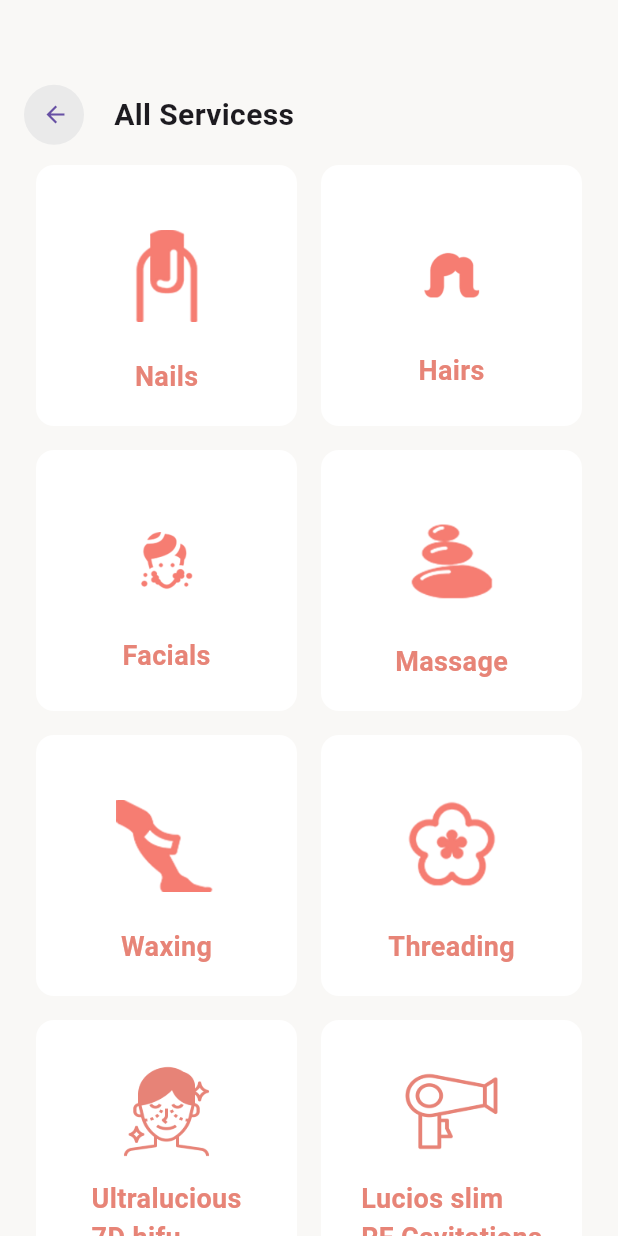
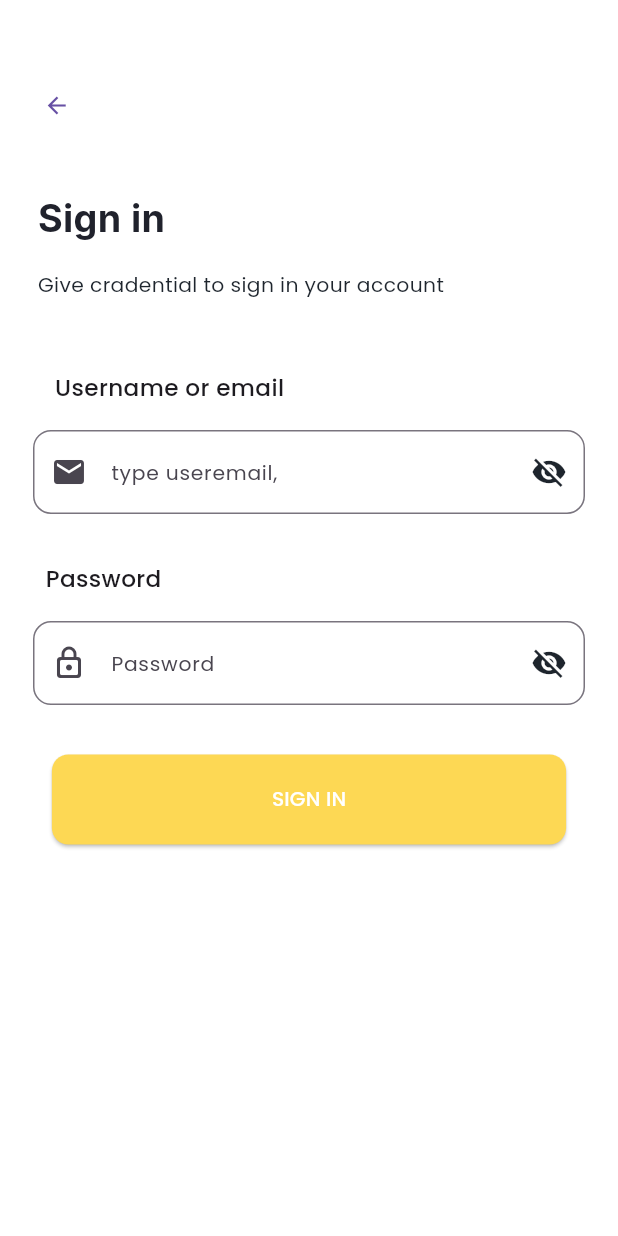
Before and after one commit to Shayanzahid227/LuciusBeautySalon-, a Flutter app: the screen it shows after launch, on a phone screen of 412 x 824 dp. Run offline on Flutter 3.47's test engine with Material 3 defaults, Android fonts, the phone set to English and light mode, and no system bars; our stand-ins replace flutter_screenutil, google_fonts.

Commit message:
shahab project

```diff
--- a/lib/main.dart
+++ b/lib/main.dart
@@ -1,7 +1,8 @@
 import 'package:figma_creation_task/ui/screens/figma03/all_servicess.dart';
-import 'package:figma_creation_task/ui/screens/figma03/home_screen.dart';
+import 'package:figma_creation_task/ui/screens/shahab/login_screen.dart';
 
 import 'package:flutter/material.dart';
+import 'package:flutter_screenutil/flutter_screenutil.dart';
 
 void main() {
   runApp(const MyApp());
@@ -13,9 +14,16 @@ class MyApp extends StatelessWidget {
   // This widget is the root of your application.
   @override
   Widget build(BuildContext context) {
-    return const MaterialApp(
-      home: all_servicess_0(),
+    return const ScreenUtilInit(
+      designSize: Size(393, 852),
+      minTextAdapt: true,
+      splitScreenMode: true,
+      child:
+          MaterialApp(debugShowCheckedModeBanner: false, home: Login_Screen()),
     );
+    // return const MaterialApp(
+    //   home:(),
+    // );
   }
 }
 
--- /dev/null
+++ b/lib/ui/custom_widgets/button.dart
@@ -0,0 +1,41 @@
+import 'package:figma_creation_task/main.dart';
+import 'package:flutter/material.dart';
+import 'package:flutter_screenutil/flutter_screenutil.dart';
+import 'package:google_fonts/google_fonts.dart';
+
+class categoryLoginButton extends StatelessWidget {
+  final VoidCallback onPressed;
+  final String text;
+
+  const categoryLoginButton({
+    Key? key,
+    required this.onPressed,
+    this.text = "SIGN IN", //change it according to your use
+  }) : super(key: key);
+
+  @override
+  Widget build(BuildContext context) {
+    return Container(
+      width: 327.w,
+      height: 56.h,
+      child: ElevatedButton(
+        onPressed: onPressed,
+        style: ElevatedButton.styleFrom(
+          shape: RoundedRectangleBorder(
+            borderRadius:
+                BorderRadius.circular(11), //  rounded corners of container
+          ),
+          // iconColor: Color(0xffFDD854), // Button color
+        ),
+        child: Text(
+          text,
+          style: GoogleFonts.poppins(
+            fontSize: 14.sp, // Set the font size
+            fontWeight: FontWeight.w500,
+            color: Colors.white, // Text color
+          ),
+        ),
+      ),
+    );
+  }
+}
--- a/lib/ui/screens/figma03/all_servicess.dart
+++ b/lib/ui/screens/figma03/all_servicess.dart
@@ -24,7 +24,7 @@ class _all_servicess_0State extends State<all_servicess_0> {
               Row(
                 children: [
                   CircleAvatar(
-                    backgroundColor: Color(0xfffeaeaea),
+                    backgroundColor: const Color(0xfffeaeaea),
                     child: TextButton(
                         onPressed: () {},
                         child: const Icon(Icons.arrow_back_sharp)),
@@ -145,7 +145,7 @@ class AllServicesscontainer extends StatelessWidget {
             style: const TextStyle(
               fontSize: 18,
               fontWeight: FontWeight.w600,
-              color: const Color(0xfffe78477),
+              color: Color(0xfffe78477),
             ),
           ),
         ],
--- /dev/null
+++ b/lib/ui/screens/shahab/login_screen.dart
@@ -0,0 +1,225 @@
+import 'package:figma_creation_task/core/constant/string.dart';
+import 'package:figma_creation_task/ui/custom_widgets/button.dart';
+import 'package:flutter/material.dart';
+import 'package:flutter_screenutil/flutter_screenutil.dart';
+import 'package:google_fonts/google_fonts.dart';
+
+class Login_Screen extends StatefulWidget {
+  const Login_Screen({super.key});
+
+  @override
+  State<Login_Screen> createState() => _Login_ScreenState();
+}
+
+class _Login_ScreenState extends State<Login_Screen> {
+  @override
+  Widget build(BuildContext context) {
+    double screenHeight = MediaQuery.of(context).size.height;
+    double screenWidth = MediaQuery.of(context).size.width;
+
+    return Scaffold(
+      backgroundColor: Colors.white,
+      body: SingleChildScrollView(
+          child: Column(
+        children: [
+          Padding(
+            padding: EdgeInsets.only(top: 48.h, left: 5.5.w),
+            child: Row(
+              children: [
+                TextButton(
+                    onPressed: () {},
+                    child: const Icon(
+                      Icons.arrow_back_sharp,
+                    )),
+              ],
+            ),
+          ),
+          SizedBox(
+            height: screenHeight * 0.04,
+          ),
+          Padding(
+            padding: EdgeInsets.only(left: 24.0.w),
+            child: Row(
+              children: [
+                Text(
+                  "Sign in ",
+                  style: GoogleFonts.inter(
+                      fontSize: 26.sp,
+                      fontWeight: FontWeight.w700,
+                      color: Color(0xff20222C)),
+                ),
+              ],
+            ),
+          ),
+          Padding(
+            padding: EdgeInsets.only(left: 24.w, top: 18.h),
+            child: Row(
+              children: [
+                Text(
+                  "Give cradential to sign in your account  ",
+                  style: GoogleFonts.poppins(
+                      fontSize: 14.sp,
+                      fontWeight: FontWeight.w400,
+                      color: Color(0xff1e252d)),
+                ),
+              ],
+            ),
+          ),
+          Padding(
+            padding: EdgeInsets.only(left: 24.0, top: 50.h),
+            child: Row(
+              children: [
+                Padding(
+                  padding: EdgeInsets.only(left: 12.0.w),
+                  child: Text(
+                    "Username or email  ",
+                    style: GoogleFonts.poppins(
+                        fontWeight: FontWeight.w500, fontSize: 16.sp),
+                  ),
+                ),
+              ],
+            ),
+          ),
+          SizedBox(
+            height: screenHeight * 0.02,
+          ),
+          const CustomTextField(
+            prefixIcon: Icon(Icons.email),
+            hintText: "type useremail, ",
+            showVisibilityToggle: false,
+          ),
+          SizedBox(
+            height: screenHeight * 0.04,
+          ),
+          Padding(
+            padding: EdgeInsets.only(left: 29.0.w),
+            child: Row(
+              children: [
+                Text(
+                  "Password",
+                  style: GoogleFonts.poppins(
+                      fontWeight: FontWeight.w500, fontSize: 16.sp),
+                ),
+              ],
+            ),
+          ),
+          SizedBox(height: screenHeight * 0.02),
+          const CustomTextField(
+            prefixIcon: Icon(Icons.lock_outline_rounded),
+            hintText: "Password",
+            showVisibilityToggle: true,
+          ),
+          SizedBox(
+            height: screenHeight * 0.04,
+          ),
+          categoryLoginButton(onPressed: () {})
+        ],
+      )),
+    );
+  }
+}
+
+// call it for text feild
+class CustomTextField extends StatefulWidget {
+  final String hintText;
+  final bool obscureText;
+  final Widget? prefixIcon;
+  final bool showVisibilityToggle;
+
+  const CustomTextField({
+    super.key,
+    required this.hintText,
+    this.obscureText = true,
+    this.prefixIcon,
+    required this.showVisibilityToggle,
+  });
+
+  @override
+  _CustomTextFieldState createState() => _CustomTextFieldState();
+}
+
+class _CustomTextFieldState extends State<CustomTextField> {
+  late bool _obscureText;
+
+  @override
+  void initState() {
+    super.initState();
+    _obscureText = widget.obscureText; // Initialize with the provided value
+  }
+
+  void _togglePasswordVisibility() {
+    setState(() {
+      _obscureText = !_obscureText; // Toggle the visibility
+    });
+  }
+
+  @override
+  Widget build(BuildContext context) {
+    return Padding(
+      padding: const EdgeInsets.symmetric(horizontal: 22.0),
+      child: TextField(
+        obscureText: _obscureText, // Use the toggle state
+        decoration: InputDecoration(
+          hintText: widget.hintText,
+          hintStyle:
+              GoogleFonts.poppins(fontSize: 14.sp, fontWeight: FontWeight.w400),
+          border: OutlineInputBorder(
+            borderRadius: BorderRadius.circular(12),
+            borderSide: BorderSide(color: const Color(0xff1e252d)),
+          ),
+          prefixIcon: widget.prefixIcon,
+          suffixIcon: widget.obscureText
+              ? IconButton(
+                  icon: Icon(
+                    _obscureText ? Icons.visibility_off : Icons.visibility,
+                    color: const Color(0xff1e252d), // Optional: change color
+                  ),
+                  onPressed: _togglePasswordVisibility, // Toggle visibility
+                )
+              : null, // If not obscured, no suffix icon
+        ),
+      ),
+    );
+  }
+}
+// button
+
+class categoryLoginButton extends StatelessWidget {
+  final VoidCallback onPressed;
+  final String text;
+  final Color color;
+
+  const categoryLoginButton(
+      {Key? key,
+      required this.onPressed,
+      this.text = "SIGN IN", //change it according to your use
+      this.color = const Color(0xfffdd854)})
+      : super(key: key);
+
+  @override
+  Widget build(BuildContext context) {
+    return Container(
+      width: 327.w,
+      height: 62.h,
+      child: ElevatedButton(
+        onPressed: onPressed,
+        style: ElevatedButton.styleFrom(
+          shape: RoundedRectangleBorder(
+            borderRadius:
+                BorderRadius.circular(11), //  rounded corners of container
+          ),
+          backgroundColor: color,
+          iconColor: Color(0xffFDD854), // Button color
+        ),
+        child: Text(
+          text,
+          style: GoogleFonts.poppins(
+            fontSize: 14.sp, // Set the font size
+            fontWeight: FontWeight.w500,
+            color: Colors.white, // Text color
+          ),
+        ),
+      ),
+    );
+  }
+}
--- a/pubspec.yaml
+++ b/pubspec.yaml
@@ -36,6 +36,8 @@ dependencies:
   # Use with the CupertinoIcons class for iOS style icons.
   cupertino_icons: ^1.0.8
   provider: ^6.1.2
+  google_fonts: ^6.2.1
+  flutter_screenutil: ^5.9.3
 
 
 dev_dependencies:
```
Also changed, not shown: pubspec.lock, 1 other file.
